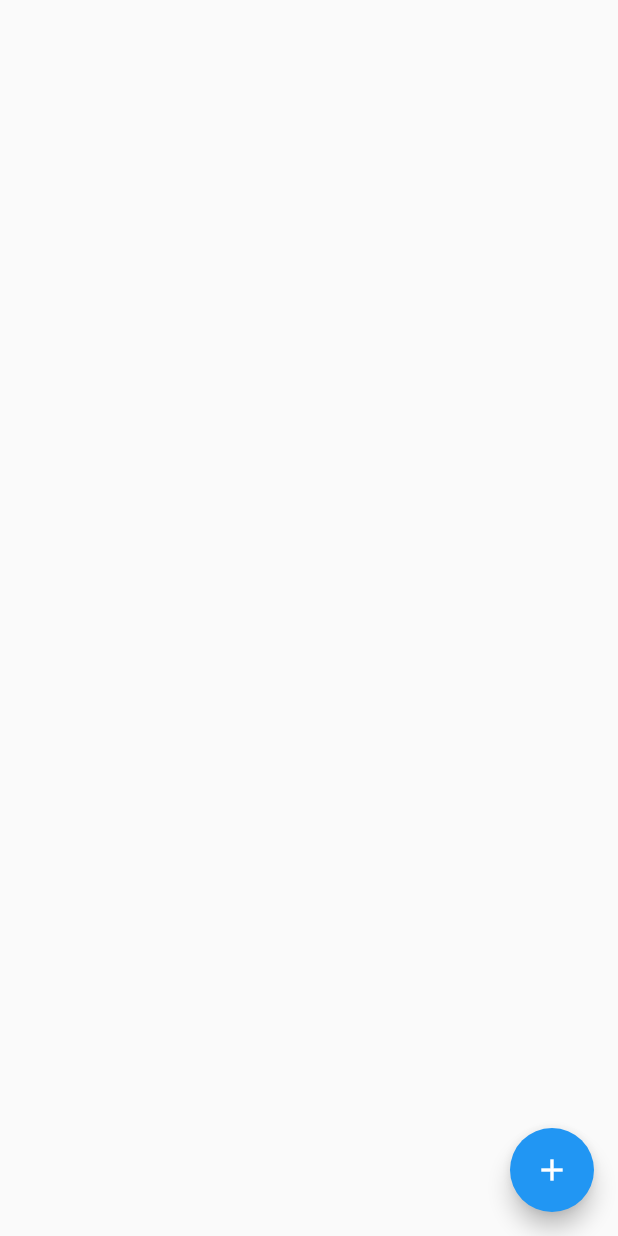
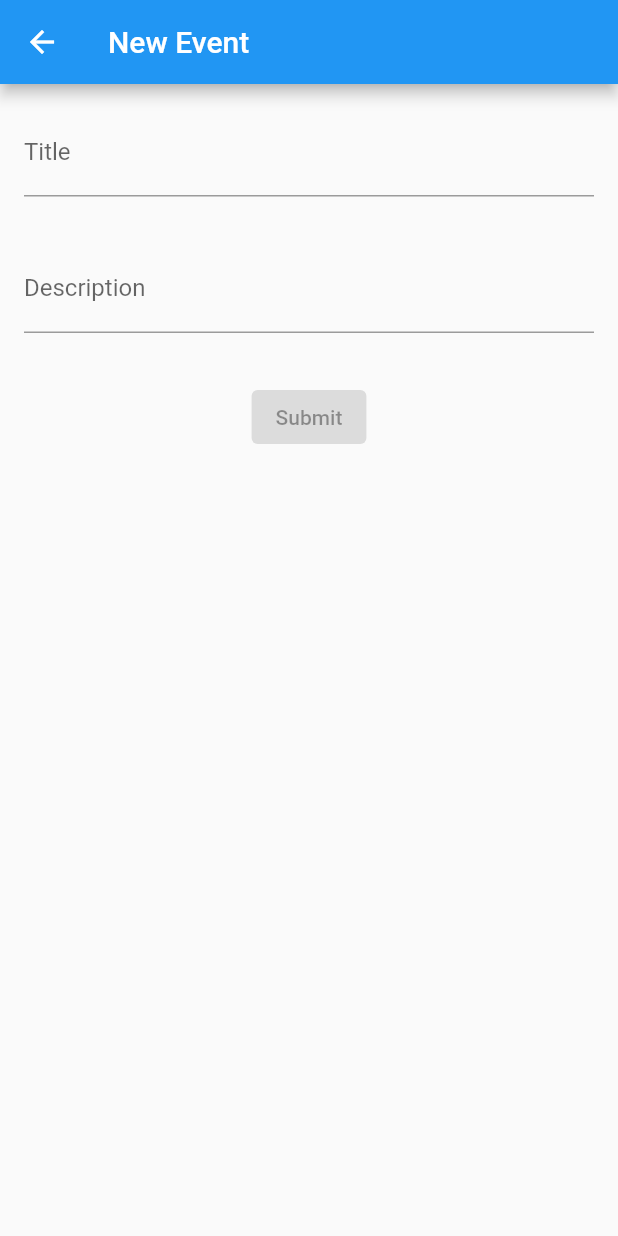
Before and after one commit to rajan-personal/supabaseflutter, a Flutter app: the EventListElements screen opened directly, after a tap on the "add" icon, on a phone screen of 412 x 824 dp. Run offline on Flutter 3.47's test engine with Material 2 defaults, Android fonts, the phone set to English and light mode, and no system bars; our stand-ins replace file_picker, go_router, supabase_flutter; missing offline and left inert: rate_limiter; accounts and stored records are empty; network calls fail.

Commit message:
create new event

```diff
--- a/app/lib/main.dart
+++ b/app/lib/main.dart
@@ -1,6 +1,7 @@
 import 'package:app/pages/event_details.dart';
 import 'package:app/pages/event_list.dart';
 import 'package:app/pages/login.dart';
+import 'package:app/pages/new_event.dart';
 import 'package:flutter/material.dart';
 import 'package:go_router/go_router.dart';
 import 'package:supabase_flutter/supabase_flutter.dart';
@@ -31,18 +32,28 @@ class Home extends StatelessWidget {
 final GoRouter _router = GoRouter(
   routes: <RouteBase>[
     GoRoute(
+      name: 'login',
       path: '/',
       builder: (BuildContext context, GoRouterState state) {
         return const LoginPage();
       },
       routes: <RouteBase>[
         GoRoute(
+          name: 'new_event',
+          path: 'events/new',
+          builder: (BuildContext context, GoRouterState state) {
+            return const NewEvent();
+          },
+        ),
+        GoRoute(
+          name: 'events',
           path: 'events',
           builder: (BuildContext context, GoRouterState state) {
             return const EventList();
           },
         ),
         GoRoute(
+          name: 'event_details',
           path: 'events/:id',
           builder: (BuildContext context, GoRouterState state) {
             return EventDetails(id: state.pathParameters['id']);
--- a/app/lib/pages/event_list.dart
+++ b/app/lib/pages/event_list.dart
@@ -44,9 +44,7 @@ class _EventListElementsState extends State<EventListElements> {
             itemBuilder: (context, index) {
               final event = events[index];
               return ListTile(
-                title: Text(
-                  event['id']
-                  ),
+                title: Text(event['title']),
                 onTap: () {
                   GoRouter.of(context).go('/events/${event['id']}');
                 },
@@ -56,10 +54,7 @@ class _EventListElementsState extends State<EventListElements> {
         },
       ),
       floatingActionButton: FloatingActionButton(
-        onPressed: () async {
-          // TODO: Add new event
-          // GoRouter.of(context).go('/events/new');
-        },
+        onPressed: () async => GoRouter.of(context).go('/events/new'),
         child: const Icon(Icons.add),
       )
     );
--- a/app/lib/pages/login.dart
+++ b/app/lib/pages/login.dart
@@ -33,9 +33,7 @@ class Login extends StatelessWidget {
       ),
       body: Center(
         child: ElevatedButton(
-          onPressed: () async {
-            await supabase.auth.signInWithOAuth(Provider.google);
-          },
+          onPressed: () async => await supabase.auth.signInWithOAuth(Provider.google),
           child: const Text('Sign in with Google'),
         ),
       ),
--- /dev/null
+++ b/app/lib/pages/new_event.dart
@@ -0,0 +1,96 @@
+import 'package:app/db/supabase.dart';
+import 'package:flutter/material.dart';
+import 'package:go_router/go_router.dart';
+import 'package:rate_limiter/rate_limiter.dart';
+
+class NewEvent extends StatelessWidget {
+  const NewEvent({super.key});
+
+  @override
+  Widget build(BuildContext context) {
+    const appTitle = 'New Event';
+
+    return Scaffold(
+      appBar: AppBar(
+        title: const Text(appTitle),
+      ),
+      body: const NewEventForm(),
+    );
+  }
+}
+
+// Create a Form widget.
+class NewEventForm extends StatefulWidget {
+  const NewEventForm({super.key});
+
+  @override
+  NewEventFormState createState() {
+    return NewEventFormState();
+  }
+}
+
+class NewEventFormState extends State<NewEventForm> {
+  final _formKey = GlobalKey<FormState>();
+
+  String title = "";
+  String description = "";
+
+  @override
+  Widget build(BuildContext context) {
+    return Form(
+      key: _formKey,
+      child: Center(
+        child: Column(
+          crossAxisAlignment: CrossAxisAlignment.center,
+          children: [
+            Padding(
+              padding: const EdgeInsets.all(16.0),
+              child: TextFormField(
+                decoration: const InputDecoration(
+                  labelText: 'Title',
+                ),
+                validator: (value) {
+                  if (value == null || value.isEmpty) {
+                    return 'Please enter some text';
+                  }
+                  return null;
+                },
+                onChanged: (value) {
+                  setState(() {
+                    title = value;
+                  });
+                },
+              ),
+            ),
+            Padding(
+              padding: const EdgeInsets.all(16.0),
+              child: TextFormField(
+                decoration: const InputDecoration(
+                  labelText: "Description"
+                ),
+              ),
+            ),
+            Padding(
+              padding: const EdgeInsets.symmetric(vertical: 16),
+              child: ElevatedButton(
+                onPressed: Debounce(() async {
+                  if (_formKey.currentState!.validate()) {
+                    ScaffoldMessenger.of(context).showSnackBar(
+                      const SnackBar(content: Text('Processing Data')),
+                    );
+                    await supabase.from('events').insert({
+                        'title': title,
+                        'description': description
+                    });
+                    GoRouter.of(context).go('/events');
+                  }
+                }, const Duration(seconds: 2)),
+                child: const Text('Submit'),
+              ),
+            ),
+          ],
+        ),
+      ),
+    );
+  }
+}
--- a/app/pubspec.yaml
+++ b/app/pubspec.yaml
@@ -37,6 +37,7 @@ dependencies:
   supabase_flutter: ^1.10.6
   go_router: ^9.0.2
   file_picker: ^5.3.2
+  rate_limiter: ^1.0.0
 
 dev_dependencies:
   flutter_test:
```
Also changed, not shown: app/pubspec.lock, 1 other file.
